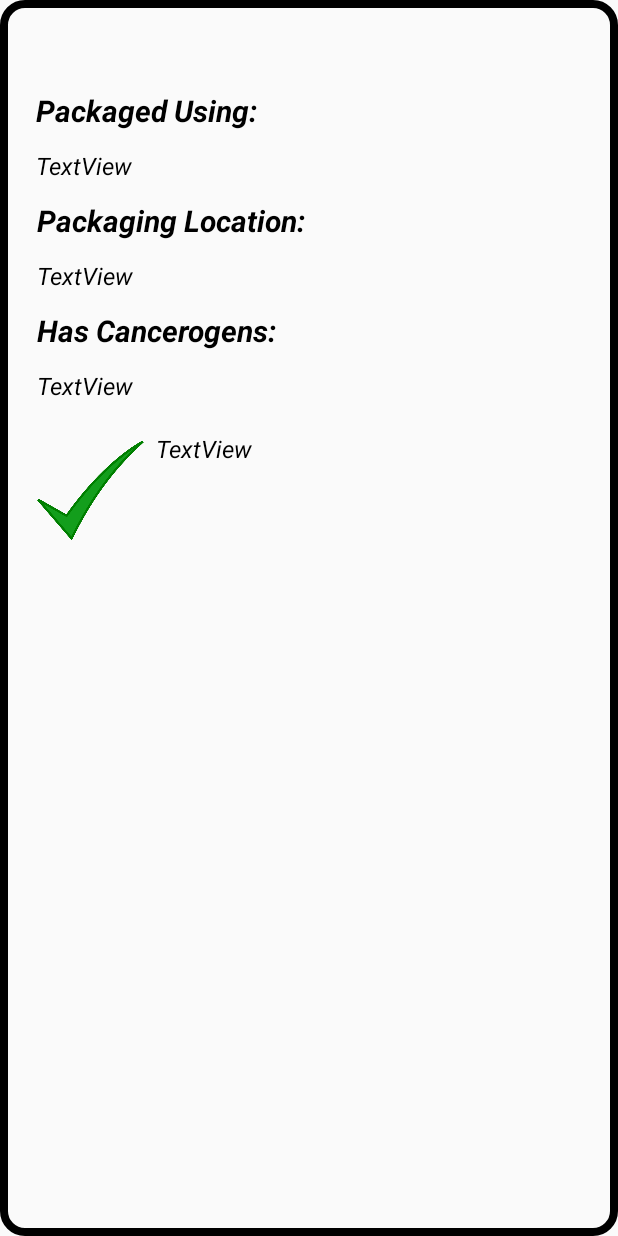
After one commit to cemresarecansiz/WRO_QR, an Android app: the layout activity_package_pop.xml on its own in the app's theme, with its tools: preview values and no code run, on a phone screen of 412 x 824 dp. The commit adds this screen. Run offline under Robolectric (Android 15) with nearby library versions, the phone set to English and light mode, and no system bars.

Commit message:
nearly finished the pop-ups

```diff
--- a/FoodCloud/app/src/main/java/gq/yigit/foodcloud/PHPComm.java
+++ b/FoodCloud/app/src/main/java/gq/yigit/foodcloud/PHPComm.java
@@ -30,7 +30,7 @@ public class PHPComm extends AsyncTask<String,Void,String> {
     @Override
     protected String doInBackground(String... params) {
         String type = params[0];
-        String login_url = "http://192.168.1.21/database/communication/comm.php";
+        String login_url = "http://192.168.43.125/database/communication/comm.php";
         if(type.equals("get")) {
             try {
                 Log.d(TAG,"received get");
--- /dev/null
+++ b/FoodCloud/app/src/main/res/drawable/process_bg.xml
@@ -0,0 +1,12 @@
+<?xml version="1.0" encoding="utf-8"?>
+<shape xmlns:android="http://schemas.android.com/apk/res/android" android:shape="rectangle" >
+
+<corners
+    android:radius =  "14dp"
+    />
+    <stroke
+        android:color="#000000"
+        android:width = "5dp"/>
+
+
+</shape>
--- a/FoodCloud/app/src/main/res/layout/activity_learn_more.xml
+++ b/FoodCloud/app/src/main/res/layout/activity_learn_more.xml
@@ -226,7 +226,7 @@
         android:shadowRadius="5"
         android:text="@string/back"
         android:textColor="#000000"
-        android:textSize="14sp"
+        android:textSize="18sp"
         app:layout_constraintBottom_toBottomOf="@+id/imageView16"
         app:layout_constraintEnd_toEndOf="@+id/trans2"
         app:layout_constraintHorizontal_bias="1.0"
--- /dev/null
+++ b/FoodCloud/app/src/main/res/layout/activity_package_pop.xml
@@ -0,0 +1,129 @@
+<?xml version="1.0" encoding="utf-8"?>
+<android.support.constraint.ConstraintLayout xmlns:android="http://schemas.android.com/apk/res/android"
+    xmlns:app="http://schemas.android.com/apk/res-auto"
+    xmlns:tools="http://schemas.android.com/tools"
+    android:layout_width="match_parent"
+    android:layout_height="match_parent"
+    tools:context=".PackagePop"
+    android:background="@drawable/process_bg">
+
+    <TextView
+        android:id="@+id/material_const"
+        android:layout_width="wrap_content"
+        android:layout_height="wrap_content"
+        android:layout_marginBottom="8dp"
+        android:layout_marginEnd="8dp"
+        android:layout_marginStart="24dp"
+        android:layout_marginTop="8dp"
+        android:text="Packaged Using: "
+        android:textColor="#000000"
+        android:textSize="20sp"
+        android:textStyle="bold|italic"
+        app:layout_constraintBottom_toBottomOf="parent"
+        app:layout_constraintEnd_toEndOf="parent"
+        app:layout_constraintHorizontal_bias="0.0"
+        app:layout_constraintStart_toStartOf="parent"
+        app:layout_constraintTop_toTopOf="parent"
+        app:layout_constraintVertical_bias="0.067" />
+
+    <TextView
+        android:id="@+id/material"
+        android:layout_width="wrap_content"
+        android:layout_height="wrap_content"
+        android:layout_marginEnd="8dp"
+        android:layout_marginTop="12dp"
+        android:text="TextView"
+        android:textColor="#000000"
+        android:textSize="16sp"
+        android:textStyle="italic"
+        app:layout_constraintEnd_toEndOf="@+id/material_const"
+        app:layout_constraintHorizontal_bias="0.0"
+        app:layout_constraintStart_toStartOf="@+id/material_const"
+        app:layout_constraintTop_toBottomOf="@+id/material_const" />
+
+    <TextView
+        android:id="@+id/place_const"
+        android:layout_width="wrap_content"
+        android:layout_height="wrap_content"
+        android:layout_marginStart="8dp"
+        android:layout_marginTop="12dp"
+        android:text="Packaging Location:"
+        android:textColor="#000000"
+        android:textSize="20sp"
+        android:textStyle="bold|italic"
+        app:layout_constraintEnd_toEndOf="@+id/material"
+        app:layout_constraintHorizontal_bias="0.064"
+        app:layout_constraintStart_toStartOf="@+id/material"
+        app:layout_constraintTop_toBottomOf="@+id/material" />
+
+    <TextView
+        android:id="@+id/place"
+        android:layout_width="wrap_content"
+        android:layout_height="wrap_content"
+        android:layout_marginEnd="8dp"
+        android:layout_marginTop="12dp"
+        android:text="TextView"
+        android:textColor="#000000"
+        android:textSize="16sp"
+        android:textStyle="italic"
+        app:layout_constraintEnd_toEndOf="@+id/place_const"
+        app:layout_constraintHorizontal_bias="0.0"
+        app:layout_constraintStart_toStartOf="@+id/place_const"
+        app:layout_constraintTop_toBottomOf="@+id/place_const" />
+
+    <TextView
+        android:id="@+id/cancerogen_const"
+        android:layout_width="wrap_content"
+        android:layout_height="wrap_content"
+        android:layout_marginEnd="8dp"
+        android:layout_marginTop="12dp"
+        android:text="Has Cancerogens: "
+        android:textColor="#000000"
+        android:textSize="20sp"
+        android:textStyle="bold|italic"
+        app:layout_constraintEnd_toEndOf="@+id/place"
+        app:layout_constraintHorizontal_bias="0.0"
+        app:layout_constraintStart_toStartOf="@+id/place"
+        app:layout_constraintTop_toBottomOf="@+id/place" />
+
+    <TextView
+        android:id="@+id/cancerogen"
+        android:layout_width="wrap_content"
+        android:layout_height="wrap_content"
+        android:layout_marginEnd="8dp"
+        android:layout_marginTop="12dp"
+        android:text="TextView"
+        android:textColor="#000000"
+        android:textSize="16sp"
+        android:textStyle="italic"
+        app:layout_constraintEnd_toEndOf="@+id/cancerogen_const"
+        app:layout_constraintHorizontal_bias="0.0"
+        app:layout_constraintStart_toStartOf="@+id/cancerogen_const"
+        app:layout_constraintTop_toBottomOf="@+id/cancerogen_const" />
+
+    <ImageView
+        android:id="@+id/safe_img"
+        android:layout_width="71dp"
+        android:layout_height="85dp"
+        android:layout_marginTop="16dp"
+        android:src="@mipmap/check"
+        app:layout_constraintEnd_toEndOf="@+id/cancerogen"
+        app:layout_constraintHorizontal_bias="0.0"
+        app:layout_constraintStart_toStartOf="@+id/cancerogen"
+        app:layout_constraintTop_toBottomOf="@+id/cancerogen" />
+
+    <TextView
+        android:id="@+id/safe_txt"
+        android:layout_width="217dp"
+        android:layout_height="81dp"
+        android:layout_marginStart="8dp"
+        android:layout_marginTop="8dp"
+        android:text="TextView"
+        android:textColor="#000000"
+        android:textSize="16sp"
+        android:textStyle="italic"
+        app:layout_constraintBottom_toBottomOf="@+id/safe_img"
+        app:layout_constraintStart_toEndOf="@+id/safe_img"
+        app:layout_constraintTop_toTopOf="@+id/safe_img"
+        app:layout_constraintVertical_bias="1.0" />
+</android.support.constraint.ConstraintLayout>
--- a/FoodCloud/app/src/main/res/layout/activity_product_info.xml
+++ b/FoodCloud/app/src/main/res/layout/activity_product_info.xml
@@ -156,7 +156,7 @@
         android:shadowRadius="5"
         android:text="@string/more"
         android:textColor="#000000"
-        android:textSize="30sp"
+        android:textSize="23sp"
         app:layout_constraintBottom_toBottomOf="parent"
         app:layout_constraintEnd_toEndOf="parent"
         app:layout_constraintStart_toEndOf="@+id/button" />
@@ -175,7 +175,7 @@
         android:shadowRadius="5"
         android:text="@string/back"
         android:textColor="#000000"
-        android:textSize="30sp"
+        android:textSize="23sp"
         app:layout_constraintBottom_toBottomOf="parent"
         app:layout_constraintStart_toStartOf="parent" />
 
--- a/FoodCloud/app/src/main/res/values/styles.xml
+++ b/FoodCloud/app/src/main/res/values/styles.xml
@@ -7,5 +7,9 @@
         <item name="colorPrimaryDark">@color/colorPrimaryDark</item>
         <item name="colorAccent">@color/colorAccent</item>
     </style>
+    <style name="AppTheme.Popup">
+        <item name="android:windowIsTranslucent">true</item>
+        <item name="android:windowCloseOnTouchOutside">true</item>
+    </style>
 
 </resources>
```
Also changed, not shown: FoodCloud/app/src/main/AndroidManifest.xml (+12 -2 lines), FoodCloud/app/src/main/java/gq/yigit/foodcloud/FarmPop.java (added, +60 -0 lines), FoodCloud/app/src/main/java/gq/yigit/foodcloud/LearnMore.java (+31 -3 lines), FoodCloud/app/src/main/java/gq/yigit/foodcloud/MainActivity.java (+12 -0 lines), FoodCloud/app/src/main/java/gq/yigit/foodcloud/PackagePop.java (added, +67 -0 lines), FoodCloud/app/src/main/java/gq/yigit/foodcloud/PopTrans1.java (added, +13 -0 lines), FoodCloud/app/src/main/java/gq/yigit/foodcloud/ProcessPop.java (added, +72 -0 lines), FoodCloud/app/src/main/res/drawable/buttonshape.xml (+4 -4 lines), FoodCloud/app/src/main/res/layout/activity_farm_pop.xml (added, +130 -0 lines), FoodCloud/app/src/main/res/layout/activity_pop_trans1.xml (added, +9 -0 lines), FoodCloud/app/src/main/res/layout/activity_process_pop.xml (added, +113 -0 lines), 2 other files.
